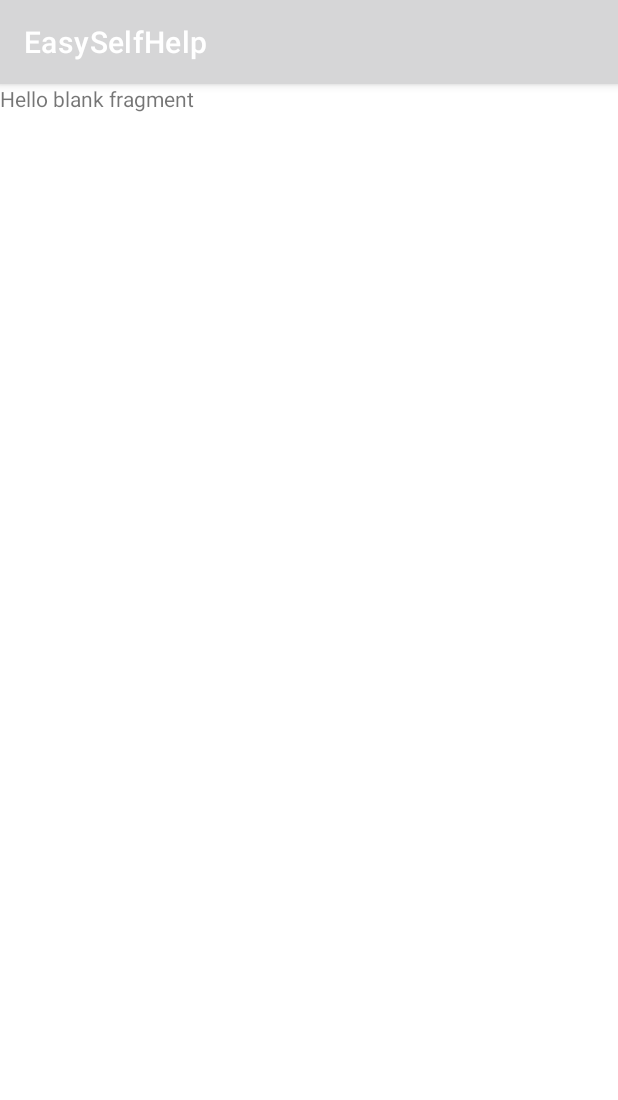
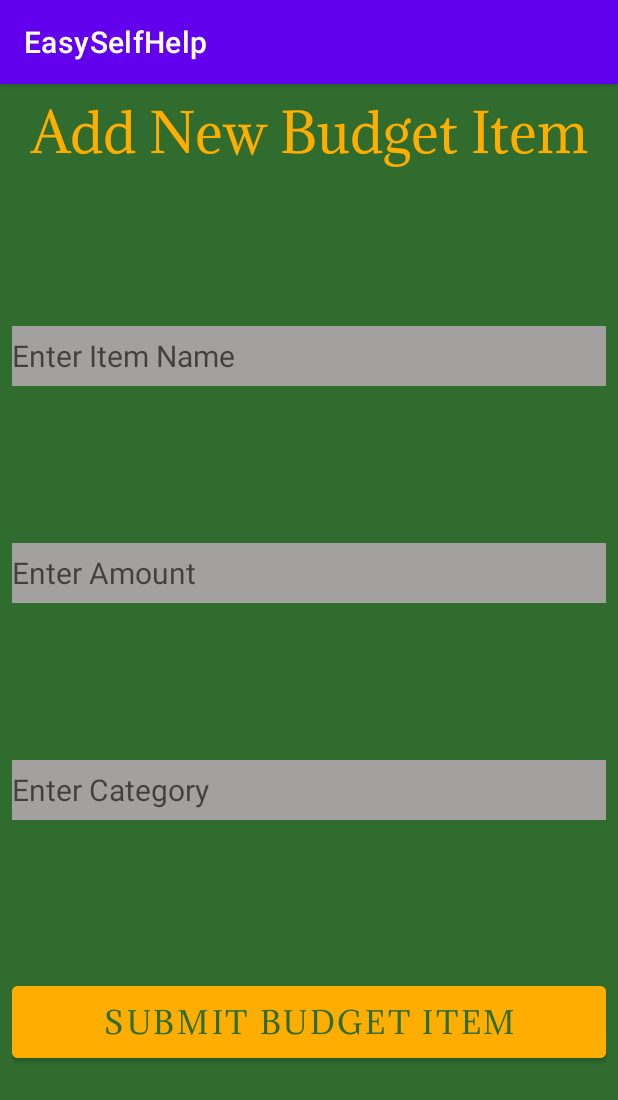
Before and after one commit to matkoskya24/EasySelfHelp, an Android app: the AddBudgetItemFragment screen opened through its navigation route, on a phone screen of 412 x 824 dp. Shown: the top 1100 px of the screen. Run offline under Robolectric (Android 15) with nearby library versions, the phone set to English and light mode, and no system bars; Roboto replaces fonts that are not available here.

Commit message:
worked on UI and functionality for budget item

```diff
--- a/app/src/main/java/com/example/easyselfhelp/AddBudgetItemFragment.kt
+++ b/app/src/main/java/com/example/easyselfhelp/AddBudgetItemFragment.kt
@@ -5,14 +5,30 @@ import androidx.fragment.app.Fragment
 import android.view.LayoutInflater
 import android.view.View
 import android.view.ViewGroup
+import androidx.core.os.bundleOf
+import androidx.fragment.app.setFragmentResult
+import androidx.navigation.findNavController
+import com.example.easyselfhelp.databinding.FragmentAddBudgetItemBinding
 
 
 class AddBudgetItemFragment : Fragment() {
+    private var _binding: FragmentAddBudgetItemBinding? = null
+    val binding get() = _binding!!
     override fun onCreateView(
         inflater: LayoutInflater, container: ViewGroup?,
         savedInstanceState: Bundle?
     ): View? {
-        // Inflate the layout for this fragment
-        return inflater.inflate(R.layout.fragment_add_budget_item, container, false)
+        _binding = FragmentAddBudgetItemBinding.inflate(inflater, container, false)
+        val rootView = binding.root
+        binding.submitBudgetItemButton.setOnClickListener {
+            val newBudgetItem = BudgetItem(binding.itemNameEditText.text.toString(), binding.budgetCategoryEditText.text.toString(), binding.budgetAmountEditText.text.toString().toDouble(), false)
+            setFragmentResult("requestKey", bundleOf("bundleKey" to newBudgetItem))
+            rootView.findNavController().navigateUp()
+        }
+        return rootView
+    }
+    override fun onDestroyView() {
+        super.onDestroyView()
+        _binding = null
     }
 }
--- a/app/src/main/java/com/example/easyselfhelp/BudgetItemAdapter.kt
+++ b/app/src/main/java/com/example/easyselfhelp/BudgetItemAdapter.kt
@@ -5,7 +5,7 @@ import android.view.ViewGroup
 import androidx.recyclerview.widget.RecyclerView
 import com.example.easyselfhelp.databinding.BudgetItemLayoutBinding
 
-class BudgetItemAdapter(val budgetItemList: List<BudgetItem>):
+class BudgetItemAdapter(val budgetItemList: MutableList<BudgetItem>):
     RecyclerView.Adapter<BudgetViewHolder>() {
     override fun onCreateViewHolder(parent: ViewGroup, viewType: Int): BudgetViewHolder {
         val binding = BudgetItemLayoutBinding.inflate(LayoutInflater.from(parent.context), parent, false)
--- a/app/src/main/res/layout/fragment_add_budget_item.xml
+++ b/app/src/main/res/layout/fragment_add_budget_item.xml
@@ -1,14 +1,63 @@
 <?xml version="1.0" encoding="utf-8"?>
-<FrameLayout xmlns:android="http://schemas.android.com/apk/res/android"
+<androidx.constraintlayout.widget.ConstraintLayout xmlns:android="http://schemas.android.com/apk/res/android"
+    xmlns:app="http://schemas.android.com/apk/res-auto"
     xmlns:tools="http://schemas.android.com/tools"
-    android:layout_width="match_parent"
-    android:layout_height="match_parent"
+    style="@style/layout_style"
+    android:backgroundTint="@color/money_green"
     tools:context=".AddBudgetItemFragment">
 
-    <!-- TODO: Update blank fragment layout -->
     <TextView
+        android:id="@+id/textView6"
         android:layout_width="match_parent"
-        android:layout_height="match_parent"
-        android:text="@string/hello_blank_fragment" />
+        android:layout_height="wrap_content"
+        android:fontFamily="@font/adamina"
+        android:text="@string/add_new_budget_item"
+        android:textAlignment="center"
+        android:textColor="@color/gold"
+        android:textSize="@dimen/budget_title_text_size"
+        app:layout_constraintEnd_toEndOf="parent"
+        app:layout_constraintStart_toStartOf="parent"
+        app:layout_constraintTop_toTopOf="parent" />
 
-</FrameLayout>
+    <EditText
+        android:id="@+id/item_name_edit_text"
+        style="@style/edit_text_style"
+        android:hint="@string/enter_item_name_hint"
+        app:layout_constraintBottom_toTopOf="@+id/budget_amount_edit_text"
+        app:layout_constraintEnd_toEndOf="parent"
+        app:layout_constraintStart_toStartOf="parent"
+        app:layout_constraintTop_toBottomOf="@+id/textView6" />
+
+    <EditText
+        android:id="@+id/budget_amount_edit_text"
+        style="@style/edit_text_style"
+        android:hint="@string/enter_amount_hint"
+        android:inputType="number"
+        app:layout_constraintBottom_toTopOf="@+id/budget_category_edit_text"
+        app:layout_constraintEnd_toEndOf="parent"
+        app:layout_constraintStart_toStartOf="parent"
+        app:layout_constraintTop_toBottomOf="@+id/item_name_edit_text" />
+
+    <EditText
+        android:id="@+id/budget_category_edit_text"
+        style="@style/edit_text_style"
+        android:hint="@string/enter_category_hint"
+        app:layout_constraintBottom_toTopOf="@+id/submit_budget_item_button"
+        app:layout_constraintEnd_toEndOf="parent"
+        app:layout_constraintStart_toStartOf="parent"
+        app:layout_constraintTop_toBottomOf="@+id/budget_amount_edit_text" />
+
+    <Button
+        android:id="@+id/submit_budget_item_button"
+        android:layout_width="match_parent"
+        android:layout_height="60dp"
+        android:backgroundTint="@color/gold"
+        android:fontFamily="@font/adamina"
+        android:text="@string/submit_budget_item_button_text"
+        android:textColor="@color/money_green"
+        android:textSize="@dimen/budget_recycler_text_size_one"
+        app:layout_constraintBottom_toBottomOf="parent"
+        app:layout_constraintTop_toBottomOf="@+id/budget_category_edit_text" />
+
+
+</androidx.constraintlayout.widget.ConstraintLayout>
--- a/app/src/main/res/navigation/nav_graph.xml
+++ b/app/src/main/res/navigation/nav_graph.xml
@@ -20,9 +20,6 @@
         android:label="fragment_main_menu"
         tools:layout="@layout/fragment_main_menu" >
         <action
-            android:id="@+id/action_mainMenu_to_budget_fragment"
-            app:destination="@id/budget_fragment" />
-        <action
             android:id="@+id/action_mainMenu_to_homework_planner_fragment"
             app:destination="@id/homework_planner_fragment" />
         <action
@@ -34,15 +31,9 @@
         <action
             android:id="@+id/action_mainMenu_to_fitnessMenuFragment"
             app:destination="@id/fitnessMenuFragment" />
-    </fragment>
-    <fragment
-        android:id="@+id/budget_fragment"
-        android:name="com.example.easyselfhelp.budget_fragment"
-        android:label="fragment_budget_fragment"
-        tools:layout="@layout/fragment_budget_fragment" >
         <action
-            android:id="@+id/action_budget_fragment_to_addBudgetItemFragment"
-            app:destination="@id/addBudgetItemFragment" />
+            android:id="@+id/action_mainMenu_to_budgetFragment"
+            app:destination="@id/budgetFragment" />
     </fragment>
     <fragment
         android:id="@+id/homework_planner_fragment"
@@ -69,8 +60,8 @@
         android:label="fragment_add_budget_item"
         tools:layout="@layout/fragment_add_budget_item" >
         <action
-            android:id="@+id/action_addBudgetItemFragment_to_budget_fragment"
-            app:destination="@id/budget_fragment" />
+            android:id="@+id/action_addBudgetItemFragment_to_budgetFragment"
+            app:destination="@id/budgetFragment" />
     </fragment>
     <fragment
         android:id="@+id/addHomeworkItemFragment"
@@ -129,4 +120,12 @@
             android:id="@+id/action_addFitnessResultFragment_to_fitnessTrackerFragment"
             app:destination="@id/fitnessTrackerFragment" />
     </fragment>
+    <fragment
+        android:id="@+id/budgetFragment"
+        android:name="com.example.easyselfhelp.BudgetFragment"
+        android:label="BudgetFragment" >
+        <action
+            android:id="@+id/action_budgetFragment_to_addBudgetItemFragment"
+            app:destination="@id/addBudgetItemFragment" />
+    </fragment>
 </navigation>
--- a/app/src/main/res/values/colors.xml
+++ b/app/src/main/res/values/colors.xml
@@ -12,5 +12,9 @@
     <color name="money_green">#306C2E</color>
     <color name="red">#EA2121</color>
     <color name="gold">#FFAE00</color>
+    <color name="grey">#A3A0A0</color>
+    <color name="purple_200">#FFBB86FC</color>
+    <color name="purple_500">#FF6200EE</color>
+    <color name="purple_700">#FF3700B3</color>
 
 </resources>
--- a/app/src/main/res/values/dimens.xml
+++ b/app/src/main/res/values/dimens.xml
@@ -16,4 +16,6 @@
     <dimen name="budget_recycler_text_size_one">20sp</dimen>
     <dimen name="budget_recycler_text_size_two">18sp</dimen>
     <dimen name="delete_button_dimen">50dp</dimen>
+    <dimen name="budget_title_text_size">35sp</dimen>
+    <dimen name="edit_text_height">40dp</dimen>
 </resources>
--- a/app/src/main/res/values/strings.xml
+++ b/app/src/main/res/values/strings.xml
@@ -17,4 +17,9 @@
     <string name="add_homework">Add Homework Item</string>
     <string name="track_your_progress">Track Your Progress</string>
     <string name="create_workout">Create Workout</string>
+    <string name="add_new_budget_item">Add New Budget Item</string>
+    <string name="enter_item_name_hint">Enter Item Name</string>
+    <string name="enter_amount_hint">Enter Amount</string>
+    <string name="enter_category_hint">Enter Category</string>
+    <string name="submit_budget_item_button_text">SUBMIT BUDGET ITEM</string>
 </resources>
--- a/app/src/main/res/values/styles.xml
+++ b/app/src/main/res/values/styles.xml
@@ -90,4 +90,10 @@
         <item name="android:layout_width">@dimen/recycler_view_image_dimen</item>
         <item name="android:layout_height">@dimen/recycler_view_image_dimen</item>
     </style>
+    <style name="edit_text_style" parent="TextAppearance.AppCompat">
+        <item name="android:layout_height">@dimen/edit_text_height</item>
+        <item name="android:layout_width">match_parent</item>
+        <item name="android:background">@color/grey</item>
+        <item name="android:textSize">@dimen/budget_recycler_text_size_one</item>
+    </style>
 </resources>
```
Also changed, not shown: app/src/main/java/com/example/easyselfhelp/BudgetFragment.kt (+21 -44 lines).
